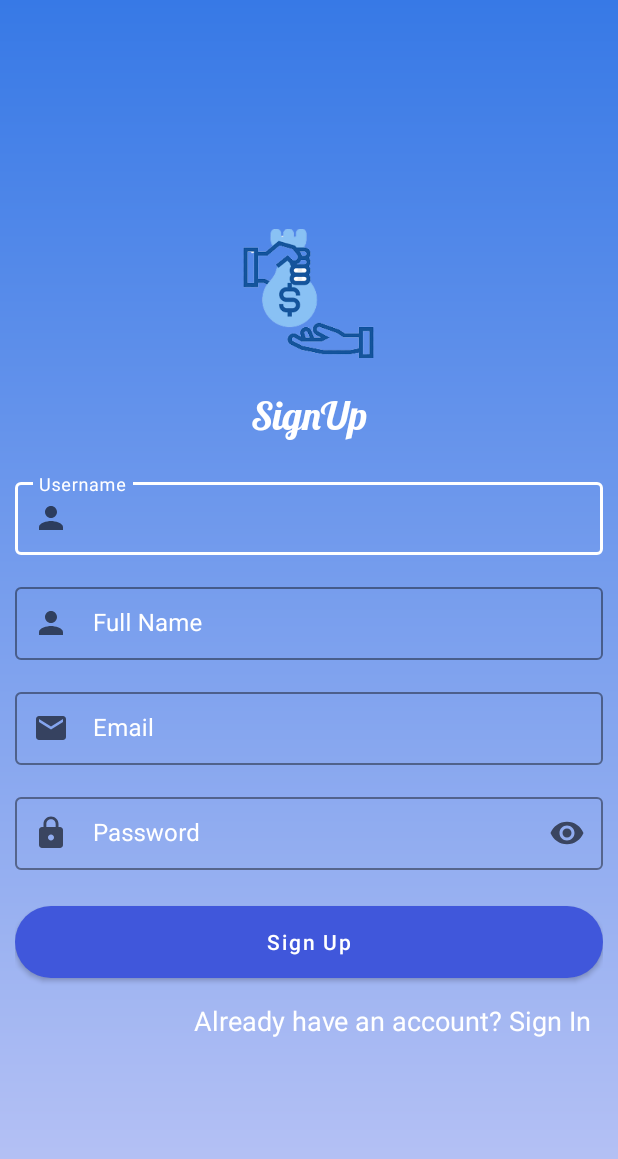
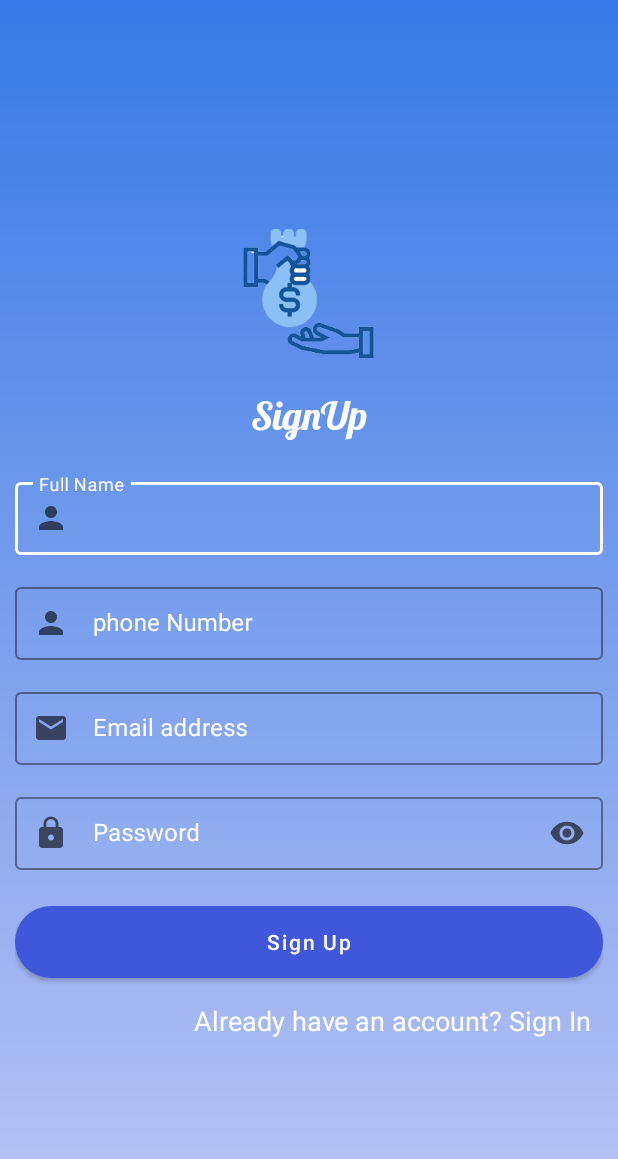
Before and after one commit to SynthiaAtieno/Loan_Management_System, an Android app: the SignUp screen opened directly, with no data from a screen before it, on a phone screen of 412 x 824 dp. Shown: the top 1159 px of the screen. Run offline under Robolectric (Android 15) with nearby library versions, the phone set to English and light mode, and no system bars; 2 statements that could not run were skipped.

Commit message:
Hosted the database and the apis, Modified the login and the signup page

```diff
--- a/app/src/main/AndroidManifest.xml
+++ b/app/src/main/AndroidManifest.xml
@@ -3,6 +3,7 @@
     xmlns:tools="http://schemas.android.com/tools">
 
     <uses-permission android:name="android.permission.INTERNET" />
+    <uses-permission android:name="android.permission.ACCESS_NETWORK_STATE"/>
 
     <application
         android:allowBackup="true"
--- a/app/src/main/java/com/example/loanmanagementsystem/activities/SignUp.java
+++ b/app/src/main/java/com/example/loanmanagementsystem/activities/SignUp.java
@@ -4,8 +4,13 @@ import androidx.appcompat.app.AlertDialog;
 import androidx.appcompat.app.AppCompatActivity;
 
 import android.app.ProgressDialog;
+import android.content.Context;
 import android.content.Intent;
+import android.net.ConnectivityManager;
+import android.net.NetworkInfo;
 import android.os.Bundle;
+import android.text.TextUtils;
+import android.util.Patterns;
 import android.view.View;
 import android.widget.Button;
 import android.widget.LinearLayout;
@@ -69,7 +74,19 @@ public class SignUp extends AppCompatActivity {
 
     }
 
+   /* public boolean isOnline() {
+        ConnectivityManager conMgr = (ConnectivityManager) getApplicationContext().getSystemService(Context.CONNECTIVITY_SERVICE);
+        NetworkInfo netInfo = conMgr.getActiveNetworkInfo();
+
+        if (netInfo == null || !netInfo.isConnected() || !netInfo.isAvailable()) {
+            Toast.makeText(SignUp.this, "No Internet connection!", Toast.LENGTH_LONG).show();
+            return false;
+        }
+        return true;*/
+    //}
     private  void  performSignUp(){
+        ConnectivityManager conMgr = (ConnectivityManager) getApplicationContext().getSystemService(Context.CONNECTIVITY_SERVICE);
+        NetworkInfo netInfo = conMgr.getActiveNetworkInfo();
         String username, password, name, email;
         username = usernametxt.getEditText().getText().toString();
         password = passwordtxt.getEditText().getText().toString();
@@ -86,6 +103,12 @@ public class SignUp extends AppCompatActivity {
             emailtxt.getEditText().requestFocus();
             displayUserInfo("Please fill all the fields");
 
+        }
+        else if (netInfo == null || !netInfo.isConnected() || !netInfo.isAvailable()){
+            alertDialog.setTitle("Network Error");
+            alertDialog.setMessage("You have no internet connection");
+            alertDialog.show();
+            //Toast.makeText(SignUp.this, "No Internet connection!", Toast.LENGTH_LONG).show();
         }
         else {
             progressDialog.show();
--- a/app/src/main/java/com/example/loanmanagementsystem/activities/SplashScreen.java
+++ b/app/src/main/java/com/example/loanmanagementsystem/activities/SplashScreen.java
@@ -39,7 +39,7 @@ public class SplashScreen extends AppCompatActivity {
                 startActivity(new Intent(getApplicationContext(), SignIn.class));
                 finish();
             }
-        },3000);
+        },1000);
 
     }
 }
--- a/app/src/main/java/com/example/loanmanagementsystem/retrofitutil/ApiClient.java
+++ b/app/src/main/java/com/example/loanmanagementsystem/retrofitutil/ApiClient.java
@@ -5,7 +5,7 @@ import retrofit2.converter.gson.GsonConverterFactory;
 
 public class ApiClient {
 
-    private static String baseurl ="http://192.168.1.246/Loan_management_system/";
+    private static String baseurl ="https://loan-apps.000webhostapp.com/";
     private  static Retrofit retrofit = null;
 
     public static  ApiInterface getApiClient(){
@@ -16,8 +16,9 @@ public class ApiClient {
         }
         return retrofit.create(ApiInterface.class);
 
+
     }
-    private static String BASEURL ="http://192.168.1.246/Slim/public/index.php/";
+    private static String BASEURL ="https://loan-apps.000webhostapp.com/";
     private  static Retrofit retrofit2 = null;
 
     public static  ApiInterface getApiClient2(){
--- a/app/src/main/res/layout/activity_sign_in.xml
+++ b/app/src/main/res/layout/activity_sign_in.xml
@@ -46,7 +46,7 @@
                 android:layout_width="match_parent"
                 android:layout_height="wrap_content"
                 android:layout_marginTop="16dp"
-                android:hint="Username"
+                android:hint="Phone Number"
                 android:outlineAmbientShadowColor="#fff"
                 android:textColorHint="#fff"
                 app:boxStrokeColor="#fff"
@@ -57,8 +57,9 @@
                 <com.google.android.material.textfield.TextInputEditText
                     android:layout_width="match_parent"
                     android:layout_height="match_parent"
-                    android:inputType="text"
+                    android:inputType="number"
                     android:textColor="#fff"
+                    android:maxLength="10"
                     android:textSize="16sp" />
 
             </com.google.android.material.textfield.TextInputLayout>
--- a/app/src/main/res/layout/activity_sign_up.xml
+++ b/app/src/main/res/layout/activity_sign_up.xml
@@ -35,12 +35,12 @@
             android:textSize="26sp" />
 
         <com.google.android.material.textfield.TextInputLayout
-            android:id="@+id/signup_username"
+            android:id="@+id/signup_full_name"
             style="@style/Widget.MaterialComponents.TextInputLayout.OutlinedBox.Dense"
             android:layout_width="match_parent"
             android:layout_height="wrap_content"
             android:layout_marginTop="16dp"
-            android:hint="Username"
+            android:hint="Full Name"
             android:outlineAmbientShadowColor="#fff"
             android:textColorHint="#fff"
             app:boxStrokeColor="#fff"
@@ -58,12 +58,12 @@
         </com.google.android.material.textfield.TextInputLayout>
 
         <com.google.android.material.textfield.TextInputLayout
-            android:id="@+id/signup_name"
+            android:id="@+id/signup_phone"
             style="@style/Widget.MaterialComponents.TextInputLayout.OutlinedBox.Dense"
             android:layout_width="match_parent"
             android:layout_height="wrap_content"
             android:layout_marginTop="16dp"
-            android:hint="Full Name"
+            android:hint="phone Number"
             android:outlineAmbientShadowColor="#fff"
             android:textColorHint="#fff"
             app:boxStrokeColor="#fff"
@@ -74,7 +74,8 @@
             <com.google.android.material.textfield.TextInputEditText
                 android:layout_width="match_parent"
                 android:layout_height="match_parent"
-                android:inputType="text"
+                android:inputType="number"
+                android:maxLength="10"
                 android:textColor="#fff" />
 
         </com.google.android.material.textfield.TextInputLayout>
@@ -85,7 +86,7 @@
             android:layout_width="match_parent"
             android:layout_height="wrap_content"
             android:layout_marginTop="16dp"
-            android:hint="Email"
+            android:hint="Email address"
             android:outlineAmbientShadowColor="#fff"
             android:textColorHint="#fff"
             app:boxStrokeColor="#fff"
```
Also changed, not shown: app/src/main/java/com/example/loanmanagementsystem/activities/Admin.java (+17 -3 lines), app/src/main/java/com/example/loanmanagementsystem/activities/MainActivity.java (+18 -3 lines), app/src/main/java/com/example/loanmanagementsystem/activities/SignIn.java (+42 -19 lines).
